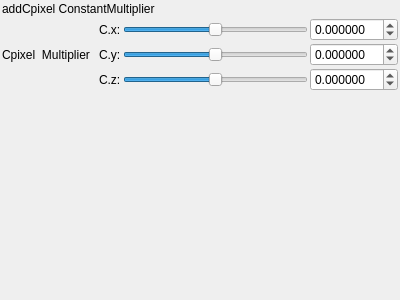
Qt form mandelbulber2/qt_data/fractal_transf_add_Cpixel.ui (buddhi1980/mandelbulber2) before a commit.
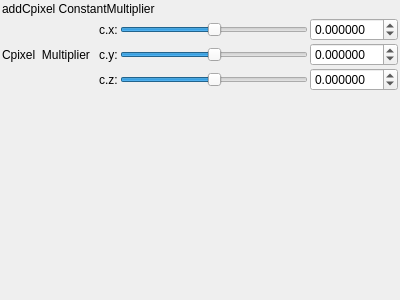
The same form after that commit. Custom widgets are drawn as their Qt base class.

What changed in the file:
```diff
--- a/mandelbulber2/qt_data/fractal_transf_add_Cpixel.ui
+++ b/mandelbulber2/qt_data/fractal_transf_add_Cpixel.ui
@@ -97,7 +97,7 @@
      <item row="0" column="1">
       <widget class="QLabel" name="label_109">
        <property name="text">
-        <string>C.x:</string>
+        <string>c.x:</string>
        </property>
       </widget>
      </item>
@@ -210,14 +210,14 @@
      <item row="1" column="1">
       <widget class="QLabel" name="label_110">
        <property name="text">
-        <string>C.y:</string>
+        <string>c.y:</string>
        </property>
       </widget>
      </item>
      <item row="2" column="1">
       <widget class="QLabel" name="label_111">
        <property name="text">
-        <string>C.z:</string>
+        <string>c.z:</string>
        </property>
       </widget>
      </item>
```
Left out of the diff: 3 changed lines with no effect on the pictures.
